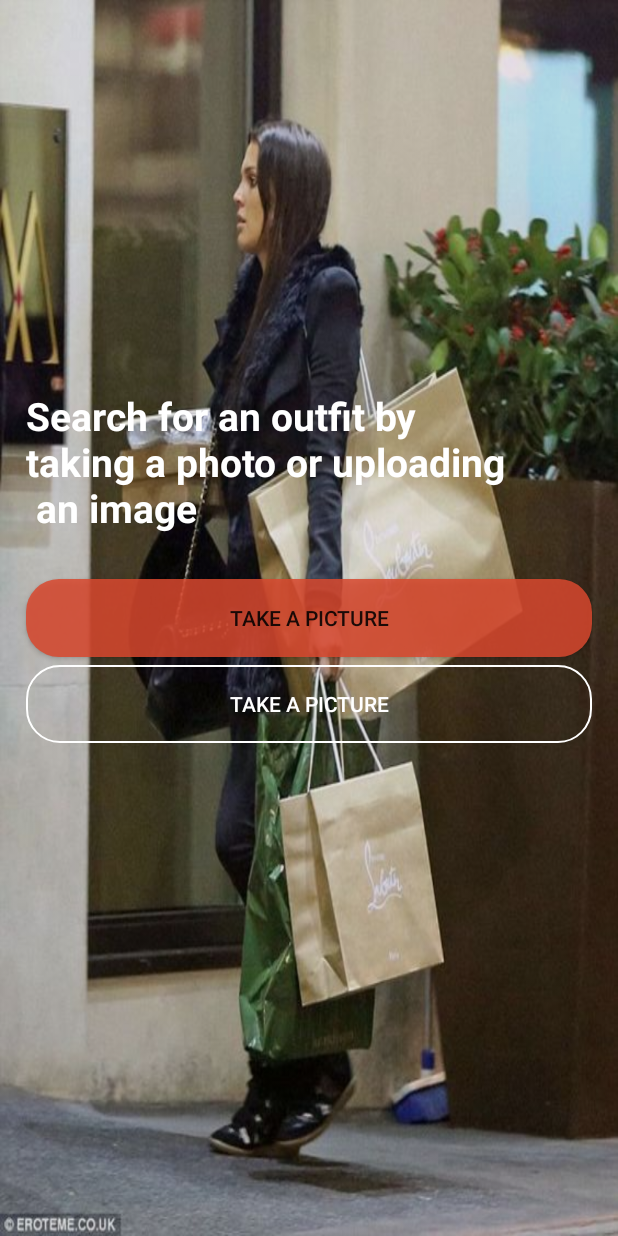
After one commit to DreamfortiX/E-comrace, an Android app: the layout activity_visual_search.xml on its own in the app's theme, with its tools: preview values and no code run, on a phone screen of 412 x 824 dp. The commit adds this screen. Run offline under Robolectric (Android 15) with nearby library versions, the phone set to English and light mode, and no system bars.

Commit message:
complete ecom project

```diff
--- a/app/src/main/AndroidManifest.xml
+++ b/app/src/main/AndroidManifest.xml
@@ -13,14 +13,19 @@
         android:theme="@style/Theme.Ecomrace_app"
         tools:targetApi="31">
         <activity
-            android:name=".UI.MainActivity"
-            android:exported="true">
+            android:name=".UI.Visual_search"
+            android:exported="true" >
             <intent-filter>
                 <action android:name="android.intent.action.MAIN" />
 
                 <category android:name="android.intent.category.LAUNCHER" />
             </intent-filter>
         </activity>
+        <activity
+            android:name=".UI.MainActivity"
+            android:exported="true">
+
+        </activity>
     </application>
 
 </manifest>
--- /dev/null
+++ b/app/src/main/java/com/example/ecomrace_app/UI/Visual_search.kt
@@ -0,0 +1,16 @@
+package com.example.ecomrace_app.UI
+
+import androidx.appcompat.app.AppCompatActivity
+import android.os.Bundle
+import com.example.ecomrace_app.R
+import com.example.ecomrace_app.databinding.ActivityVisualSearchBinding
+
+class Visual_search : AppCompatActivity() {
+    private lateinit var binding: ActivityVisualSearchBinding
+    override fun onCreate(savedInstanceState: Bundle?) {
+        super.onCreate(savedInstanceState)
+        binding = ActivityVisualSearchBinding.inflate(layoutInflater)
+        supportActionBar!!.hide()
+        setContentView(binding.root)
+    }
+}
--- /dev/null
+++ b/app/src/main/res/drawable/take_picture_shape.xml
@@ -0,0 +1,6 @@
+<?xml version="1.0" encoding="utf-8"?>
+<shape xmlns:android="http://schemas.android.com/apk/res/android">
+<corners android:radius="22dp" />
+    <solid android:color="@color/buttonColor"/>
+
+</shape>
--- /dev/null
+++ b/app/src/main/res/drawable/upload_button_shape.xml
@@ -0,0 +1,5 @@
+<?xml version="1.0" encoding="utf-8"?>
+<shape xmlns:android="http://schemas.android.com/apk/res/android">
+    <corners android:radius="22dp" />
+    <stroke android:width="1dp" android:color="@color/white"/>
+</shape>
--- /dev/null
+++ b/app/src/main/res/layout/activity_visual_search.xml
@@ -0,0 +1,50 @@
+<?xml version="1.0" encoding="utf-8"?>
+<RelativeLayout xmlns:android="http://schemas.android.com/apk/res/android"
+    xmlns:app="http://schemas.android.com/apk/res-auto"
+    xmlns:tools="http://schemas.android.com/tools"
+    android:layout_width="match_parent"
+    android:background="@color/black"
+    android:layout_height="match_parent"
+    tools:context=".UI.Visual_search">
+    <ImageView
+        android:layout_width="match_parent"
+        android:layout_height="match_parent"
+        android:src="@drawable/visual_search"
+        android:scaleType="fitXY"
+        android:alpha="0.9"
+        />
+
+    <TextView
+        android:layout_width="match_parent"
+        android:layout_height="wrap_content"
+        android:text="Search for an outfit by \ntaking a photo or uploading \n an image"
+        android:layout_above="@+id/take_picture"
+        android:layout_marginBottom="30dp"
+        android:textColor="@color/white"
+      android:layout_marginStart="17dp"
+        android:textSize="26sp"
+        android:textStyle="bold"
+        />
+
+     <androidx.appcompat.widget.AppCompatButton
+         android:layout_width="match_parent"
+         android:layout_height="52dp"
+         android:layout_centerVertical="true"
+         android:text="Take a Picture"
+         android:layout_marginHorizontal="17dp"
+         android:background="@drawable/take_picture_shape"
+         android:id="@+id/take_picture"
+         />
+    <androidx.appcompat.widget.AppCompatButton
+        android:layout_width="match_parent"
+        android:layout_height="52dp"
+        android:text="Take a Picture"
+        android:layout_marginTop="5dp"
+        android:background="@drawable/upload_button_shape"
+        android:layout_marginHorizontal="17dp"
+        android:textColor="@color/white"
+        android:layout_below="@+id/take_picture"
+        android:id="@+id/upload_picture"
+        />
+
+</RelativeLayout>
--- a/app/src/main/res/values-night/themes.xml
+++ b/app/src/main/res/values-night/themes.xml
@@ -1,6 +1,6 @@
 <resources xmlns:tools="http://schemas.android.com/tools">
     <!-- Base application theme. -->
-    <style name="Base.Theme.Ecomrace_app" parent="Theme.Material3.DayNight.NoActionBar">
+    <style name="Base.Theme.Ecomrace_app" parent="Theme.MaterialComponents.DayNight.DarkActionBar">
         <!-- Customize your dark theme here. -->
         <!-- <item name="colorPrimary">@color/my_dark_primary</item> -->
     </style>
--- a/app/src/main/res/values/colors.xml
+++ b/app/src/main/res/values/colors.xml
@@ -2,4 +2,5 @@
 <resources>
     <color name="black">#FF000000</color>
     <color name="white">#FFFFFFFF</color>
+    <color name="buttonColor">#D8DA482F</color>
 </resources>
--- a/app/src/main/res/values/themes.xml
+++ b/app/src/main/res/values/themes.xml
@@ -1,6 +1,6 @@
 <resources xmlns:tools="http://schemas.android.com/tools">
     <!-- Base application theme. -->
-    <style name="Base.Theme.Ecomrace_app" parent="Theme.Material3.DayNight.NoActionBar">
+    <style name="Base.Theme.Ecomrace_app" parent="Theme.MaterialComponents.DayNight.DarkActionBar">
         <!-- Customize your light theme here. -->
         <!-- <item name="colorPrimary">@color/my_light_primary</item> -->
     </style>
```
Also changed, not shown: app/src/main/res/drawable/visual_search.jpg (added).
